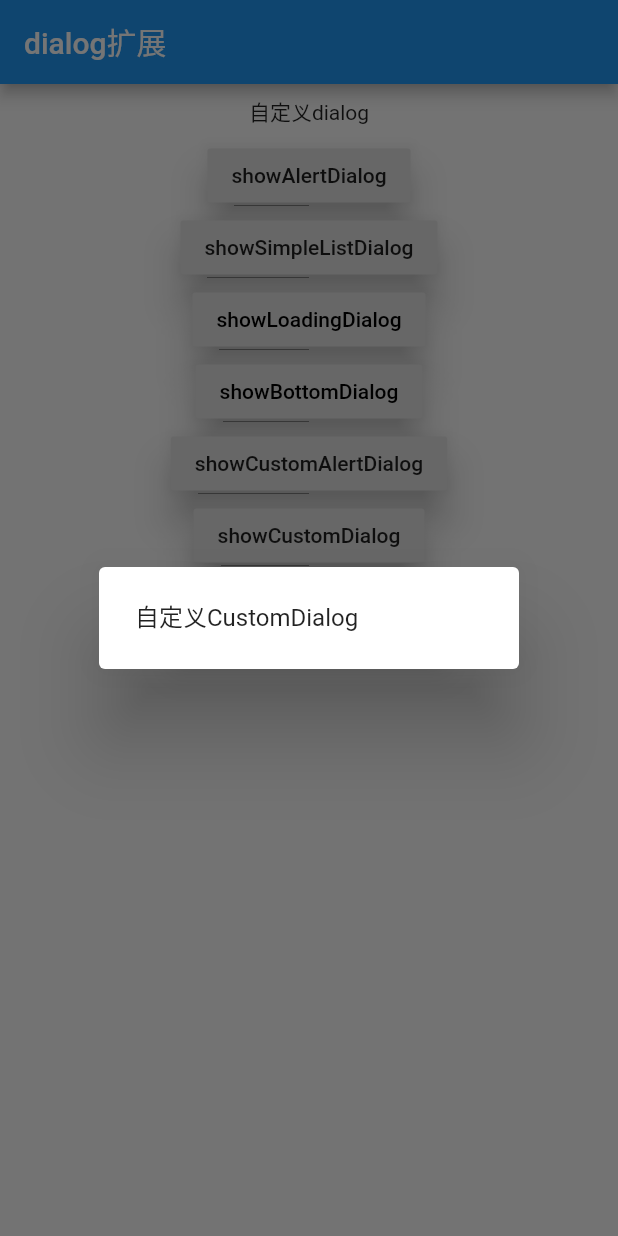
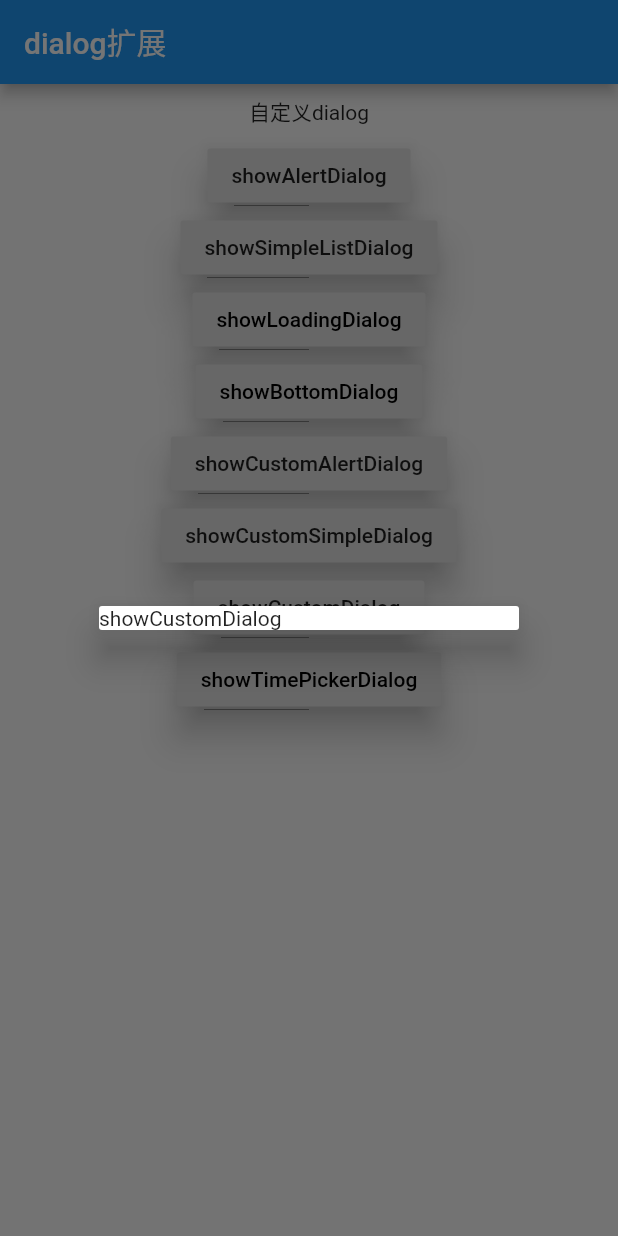
Before and after one commit to Lans/multiple_dialog, a Flutter app: the screen it shows after launch, after a tap on "showCustomDialog", on a phone screen of 412 x 824 dp. Run offline on Flutter 3.47's test engine with Material 2 defaults, Android fonts, the phone set to English and light mode, and no system bars.

Commit message:
新增showCustomDialog，修改LoadingDialog

```diff
--- a/example/lib/main.dart
+++ b/example/lib/main.dart
@@ -1,7 +1,6 @@
 import 'package:flutter/material.dart';
 import 'package:multiple_dialog/multiple_dialog.dart';
 import 'showBottomDialog.dart';
-
 void main() => runApp(MyApp());
 
 class MyApp extends StatelessWidget {
@@ -98,7 +97,13 @@ class _MyHomePageState extends State<MyHomePage> {
                   style: _style(),
                 ),
                 onPressed: () {
-                  showLoadingDialog(context: context);
+                  showLoadingDialog(
+                      context: context,
+                      direction: Direction(
+                        message: "加载中",
+                        orientations: Orientations.Horizontal,
+                        width: 120,
+                      ));
                 },
               ),
               RaisedButton(
@@ -168,16 +173,26 @@ class _MyHomePageState extends State<MyHomePage> {
               ),
               RaisedButton(
                 child: Text(
-                  "showCustomDialog",
+                  "showCustomSimpleDialog",
                 ),
                 elevation: 10,
                 onPressed: () {
-                  showCustomDialog(
+                  showCustomSimpleDialog(
                     context: context,
                     simpleBuilder: SimpleBuilder(),
                     children: <Widget>[Text("自定义CustomDialog")],
                   );
                 },
+              ),
+              RaisedButton(
+                onPressed: () {
+                  showCustomDialog(
+                      context: context,
+                      gravity: 0,
+                      child: Text("showCustomDialog"));
+                },
+                child: Text("showCustomDialog"),
+                elevation: 10,
               ),
               RaisedButton(
                 elevation: 10,
--- a/example/lib/showBottomDialog.dart
+++ b/example/lib/showBottomDialog.dart
@@ -55,12 +55,12 @@ class ShowBottom {
     this.backgroundColor,
     this.elevation,
     this.shape,
-    this.isScrollControlled = false,
+    this.isScrollControlled,
     this.title,
     this.titlePadding,
     this.titleTextStyle,
     this.content,
-    this.contentPadding = const EdgeInsets.fromLTRB(24.0, 20.0, 24.0, 24.0),
+    this.contentPadding,
     this.contentTextStyle,
     this.actions,
     this.semanticLabel,
--- a/example/pubspec.yaml
+++ b/example/pubspec.yaml
@@ -23,7 +23,7 @@ dependencies:
   # The following adds the Cupertino Icons font to your application.
   # Use with the CupertinoIcons class for iOS style icons.
   cupertino_icons: ^0.1.2
-  multiple_dialog: ^0.1.4
+  multiple_dialog: ^0.1.6
 
 dev_dependencies:
   flutter_test:
--- a/lib/multiple_dialog.dart
+++ b/lib/multiple_dialog.dart
@@ -39,6 +39,32 @@ void showAlertDialog({
   );
 }
 
+void showLoadingDialog({
+  BuildContext context,
+  Color backgroundColor,
+  double elevation,
+  EdgeInsetsGeometry contentPadding,
+  ShapeBorder shape,
+  Direction direction,
+  bool barrierDismissible = true,
+}) {
+  assert(context != null);
+  assert(direction != null);
+  showDialog<void>(
+    context: context,
+    barrierDismissible: barrierDismissible,
+    builder: (BuildContext context) {
+      return LoadingDialog(
+        direction: direction,
+        elevation: elevation,
+        backgroundColor: backgroundColor,
+        shape: shape,
+      );
+    },
+  );
+}
+
+
 void showSimpleListDialog({
   bool barrierDismissible = true,
   @required BuildContext context,
@@ -60,33 +86,8 @@ void showSimpleListDialog({
   );
 }
 
-//loadingDialog
-void showLoadingDialog({
-  BuildContext context,
-  String message = "加载中...",
-  double height = 120,
-  double width = 120,
-  ShapeBorder shape,
-  Direction direction = Direction.Vertical,
-  bool barrierDismissible = true,
-}) {
-  assert(context != null);
-  showDialog<void>(
-    context: context,
-    barrierDismissible: barrierDismissible,
-    builder: (BuildContext context) {
-      return LoadingDialog(
-        message: message,
-        height: height,
-        width: width,
-        shape: shape,
-        direction: direction,
-      );
-    },
-  );
-}
 
-void showCustomDialog({
+void showCustomSimpleDialog({
   @required BuildContext context,
   bool barrierDismissible = true,
   @required SimpleBuilder simpleBuilder,
@@ -97,7 +98,7 @@ void showCustomDialog({
     context: context,
     barrierDismissible: barrierDismissible,
     builder: (BuildContext context) {
-      return CustomDialog(
+      return CustomSimpleDialog(
         simpleBuilder: simpleBuilder,
         children: children,
       );
@@ -129,6 +130,246 @@ void showCustomAlertDialog({
     },
   );
 }
+
+void showCustomDialog({
+  Key key,
+  BuildContext context,
+  bool barrierDismissible = true,
+  double gravity = 0,
+  Color backgroundColor,
+  double elevation,
+  Duration insetAnimationDuration = const Duration(milliseconds: 100),
+  Curve insetAnimationCurve = Curves.decelerate,
+  ShapeBorder shape,
+  Widget child,
+}) {
+  assert(context != null);
+  showDialog(
+      context: context,
+      barrierDismissible: barrierDismissible,
+      builder: (BuildContext context) {
+        return CustomDialog(
+          gravity: gravity,
+          backgroundColor: Colors.white,
+          elevation: 10,
+          insetAnimationDuration: insetAnimationDuration,
+          insetAnimationCurve: insetAnimationCurve,
+          shape: shape,
+          child: child,
+        );
+      });
+}
+
+//加载框
+class LoadingDialog extends Dialog {
+  const LoadingDialog({
+    Key key,
+    this.contentPadding,
+    this.backgroundColor,
+    this.elevation,
+    this.shape,
+    this.direction,
+  }) : super(key: key);
+
+  final EdgeInsetsGeometry contentPadding;
+  final Color backgroundColor;
+  final double elevation;
+  final ShapeBorder shape;
+  final Direction direction;
+
+  static const double _defaultElevation = 24.0;
+  static const RoundedRectangleBorder _defaultDialogShape =
+  RoundedRectangleBorder(
+      borderRadius: BorderRadius.all(Radius.circular(5.0)));
+
+  @override
+  Widget build(BuildContext context) {
+    final DialogTheme dialogTheme = DialogTheme.of(context);
+    return AnimatedPadding(
+      padding: MediaQuery.of(context).viewInsets +
+          const EdgeInsets.symmetric(horizontal: 40.0, vertical: 24.0),
+      duration: insetAnimationDuration,
+      curve: insetAnimationCurve,
+      child: MediaQuery.removeViewInsets(
+        removeLeft: true,
+        removeTop: true,
+        removeRight: true,
+        removeBottom: true,
+        context: context,
+        child: Center(
+          child: Material(
+            color: backgroundColor ??
+                dialogTheme.backgroundColor ??
+                Theme.of(context).dialogBackgroundColor,
+            elevation: elevation ?? dialogTheme.elevation ?? _defaultElevation,
+            shape: shape ?? dialogTheme.shape ?? _defaultDialogShape,
+            type: MaterialType.card,
+            child: SafeArea(
+              child: IntrinsicWidth(
+                child: Container(
+                  padding: contentPadding ??
+                      const EdgeInsets.fromLTRB(20, 10, 20, 10),
+                  child: _changeDirection(direction),
+                ),
+              ),
+            ),
+          ),
+        ),
+      ),
+    );
+  }
+
+  //内容改变
+  Widget _changeDirection(Direction direction) {
+    if (direction.orientations == Orientations.Vertical) {
+      return SizedBox(
+        width: direction.width,
+        height: direction.height ?? direction.width + 20,
+        child: Column(
+          mainAxisAlignment:
+          direction.mainAxisAlignment ?? MainAxisAlignment.center,
+          crossAxisAlignment: CrossAxisAlignment.center,
+          children: <Widget>[
+            CircularProgressIndicator(),
+            Padding(
+              padding: const EdgeInsets.only(top: 20),
+              child: Text(
+                direction.message,
+                style: direction.messageStyle,
+              ),
+            ),
+          ],
+        ),
+      );
+    } else {
+      return SizedBox(
+        width: direction.width,
+        height: direction.height,
+        child: Row(
+          mainAxisAlignment:
+          direction.mainAxisAlignment ?? MainAxisAlignment.start,
+          crossAxisAlignment: CrossAxisAlignment.center,
+          children: <Widget>[
+            Padding(
+              padding: const EdgeInsets.all(5.0),
+              child: CircularProgressIndicator(),
+            ),
+            Padding(
+              padding: const EdgeInsets.only(left: 20),
+              child: Text(
+                direction.message,
+                style: direction.messageStyle,
+              ),
+            ),
+          ],
+        ),
+      );
+    }
+  }
+}
+
+class Direction {
+  final double width;
+  final double height;
+  final String message;
+  final TextStyle messageStyle;
+  final Orientations orientations;
+  final MainAxisAlignment mainAxisAlignment;
+
+  const Direction(
+      {Key key,
+        this.message,
+        this.messageStyle,
+        this.orientations,
+        this.width,
+        this.height,
+        this.mainAxisAlignment});
+}
+
+enum Orientations {
+  Vertical,
+  Horizontal,
+}
+
+
+class CustomDialog extends StatelessWidget {
+  /// Creates a dialog.
+  ///
+  /// Typically used in conjunction with [showDialog].
+  const CustomDialog({
+    Key key,
+    this.gravity,
+    this.backgroundColor,
+    this.elevation,
+    this.insetAnimationDuration,
+    this.insetAnimationCurve,
+    this.shape,
+    this.child,
+  }) : super(key: key);
+
+  final Color backgroundColor;
+
+  final double elevation;
+
+  final Duration insetAnimationDuration;
+
+  final Curve insetAnimationCurve;
+
+  final ShapeBorder shape;
+
+  final Widget child;
+
+  //-1~1
+  final double gravity;
+
+  static const RoundedRectangleBorder _defaultDialogShape =
+  RoundedRectangleBorder(
+      borderRadius: BorderRadius.all(Radius.circular(2.0)));
+  static const double _defaultElevation = 24.0;
+
+  @override
+  Widget build(BuildContext context) {
+    final DialogTheme dialogTheme = DialogTheme.of(context);
+    if (gravity < -1 || gravity > 1) {
+      throw new FormatException(
+          "Gravity must be greater than negative -1 and less than 1, or it won't show up on the page");
+    }
+
+    return AnimatedPadding(
+      padding: MediaQuery.of(context).viewInsets +
+          const EdgeInsets.symmetric(horizontal: 40.0, vertical: 0.0),
+      duration: insetAnimationDuration,
+      curve: insetAnimationCurve,
+      child: MediaQuery.removeViewInsets(
+        removeLeft: true,
+        removeTop: true,
+        removeRight: true,
+        removeBottom: true,
+        context: context,
+        child: Center(
+          child: Container(
+            alignment: Alignment(0, gravity),
+            child: ConstrainedBox(
+              constraints: const BoxConstraints(minWidth: 280.0),
+              child: Material(
+                color: backgroundColor ??
+                    dialogTheme.backgroundColor ??
+                    Theme.of(context).dialogBackgroundColor,
+                elevation:
+                elevation ?? dialogTheme.elevation ?? _defaultElevation,
+                shape: shape ?? dialogTheme.shape ?? _defaultDialogShape,
+                type: MaterialType.card,
+                child: child,
+              ),
+            ),
+          ),
+        ),
+      ),
+    );
+  }
+}
+
+
 
 class CustomAlertDialog extends StatelessWidget {
   final DialogBuilder dialogBuilder;
@@ -182,11 +423,11 @@ class CustomAlertDialog extends StatelessWidget {
   }
 }
 
-class CustomDialog extends StatelessWidget {
+class CustomSimpleDialog extends StatelessWidget {
   final SimpleBuilder simpleBuilder;
   final List<Widget> children;
 
-  const CustomDialog({
+  const CustomSimpleDialog({
     Key key,
     @required this.simpleBuilder,
     @required this.children,
@@ -242,117 +483,13 @@ class SimpleListDialog extends StatelessWidget {
       }
     }
 
-    return CustomDialog(
+    return CustomSimpleDialog(
       simpleBuilder: simpleBuilder,
       children: body,
     );
   }
 }
 
-//加载框
-class LoadingDialog extends Dialog {
-  const LoadingDialog({
-    Key key,
-    this.width,
-    this.height,
-    this.message,
-    this.backgroundColor,
-    this.elevation,
-    this.shape,
-    this.messageStyle,
-    this.direction,
-  }) : super(key: key);
-
-  final String message;
-  final TextStyle messageStyle;
-  final Color backgroundColor;
-  final double elevation;
-  final ShapeBorder shape;
-  final double height;
-  final double width;
-  final Direction direction;
-
-  static const double _defaultElevation = 24.0;
-  static const RoundedRectangleBorder _defaultDialogShape =
-      RoundedRectangleBorder(
-          borderRadius: BorderRadius.all(Radius.circular(5.0)));
-
-  @override
-  Widget build(BuildContext context) {
-    final DialogTheme dialogTheme = DialogTheme.of(context);
-    return AnimatedPadding(
-      padding: MediaQuery.of(context).viewInsets +
-          const EdgeInsets.symmetric(horizontal: 40.0, vertical: 24.0),
-      duration: insetAnimationDuration,
-      curve: insetAnimationCurve,
-      child: MediaQuery.removeViewInsets(
-        removeLeft: true,
-        removeTop: true,
-        removeRight: true,
-        removeBottom: true,
-        context: context,
-        child: Center(
-          child: Material(
-            color: backgroundColor ??
-                dialogTheme.backgroundColor ??
-                Theme.of(context).dialogBackgroundColor,
-            elevation: elevation ?? dialogTheme.elevation ?? _defaultElevation,
-            shape: shape ?? dialogTheme.shape ?? _defaultDialogShape,
-            type: MaterialType.card,
-            child: SafeArea(
-              child: SizedBox(
-                height: width,
-                width: height,
-                child: Container(
-                  child: changeDirection(),
-                ),
-              ),
-            ),
-          ),
-        ),
-      ),
-    );
-  }
-
-  Widget changeDirection() {
-    if (direction == Direction.Vertical) {
-      return Column(
-        mainAxisAlignment: MainAxisAlignment.center,
-        crossAxisAlignment: CrossAxisAlignment.center,
-        children: <Widget>[
-          CircularProgressIndicator(),
-          Padding(
-            padding: const EdgeInsets.only(top: 20),
-            child: Text(
-              message,
-              style: messageStyle,
-            ),
-          ),
-        ],
-      );
-    } else {
-      return Row(
-        mainAxisAlignment: MainAxisAlignment.start,
-        crossAxisAlignment: CrossAxisAlignment.center,
-        children: <Widget>[
-          Padding(
-            padding: const EdgeInsets.all(5.0),
-            child: CircularProgressIndicator(),
-          ),
-          Padding(
-            padding: const EdgeInsets.only(left: 20),
-            child: Text(
-              message,
-              style: messageStyle,
-            ),
-          ),
-        ],
-      );
-    }
-  }
-}
-
-enum Direction { Vertical, Horizontal }
 
 ///Contains all AlertDialog attributes
 class DialogBuilder {
--- a/pubspec.yaml
+++ b/pubspec.yaml
@@ -1,6 +1,6 @@
 name: multiple_dialog
 description: This is a magazine with multiple material designs and easy use like showAboutDialog
-version: 0.1.5
+version: 0.1.6
 author: Lans <wylans@163.com>
 homepage: https://github.com/Lans/multiple_dialog
 
```
Also changed, not shown: example/pubspec.lock, pubspec.lock, 3 other files.
